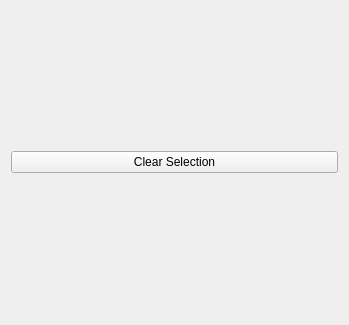
The window that smtk/extension/qt/qtModelPanel.ui (Kitware/SMTK) describes before a commit, drawn with Qt 5.
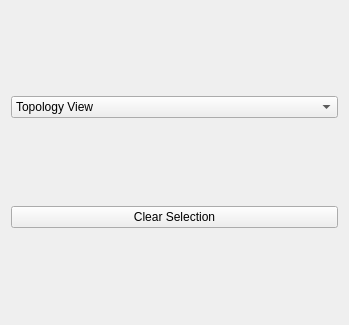
The same window after the commit.

Commit message:
Add UI change to switch topology vs list view
In this commit, the default tree view behavior is also changed when loading a new model. Now the tree view will expand the model entry in the tree when it is first being loaded to show first hierarchy of entites. The previous behavior is not to expand the new model entry. The idea behind this behavior change is the assumption that when a model is first loaded, the user wants to have a summary view of the model entities.

```diff
--- a/smtk/extension/qt/qtModelPanel.ui
+++ b/smtk/extension/qt/qtModelPanel.ui
@@ -17,6 +17,20 @@
    <property name="spacing">
     <number>3</number>
    </property>
+   <item>
+    <widget class="QComboBox" name="comboBoxViewBy">
+     <item>
+      <property name="text">
+       <string>Topology View</string>
+      </property>
+     </item>
+     <item>
+      <property name="text">
+       <string>Entity List View</string>
+      </property>
+     </item>
+    </widget>
+   </item>
    <item>
     <layout class="QVBoxLayout" name="treeviewLayout"/>
    </item>
@@ -25,7 +39,7 @@
      <property name="verticalSpacing">
       <number>1</number>
      </property>
-     <item row="0" column="0">
+     <item row="0" column="1">
       <widget class="QPushButton" name="ClearSelection">
        <property name="sizePolicy">
         <sizepolicy hsizetype="Preferred" vsizetype="Fixed">
```
The commit also changes 5 other files.
